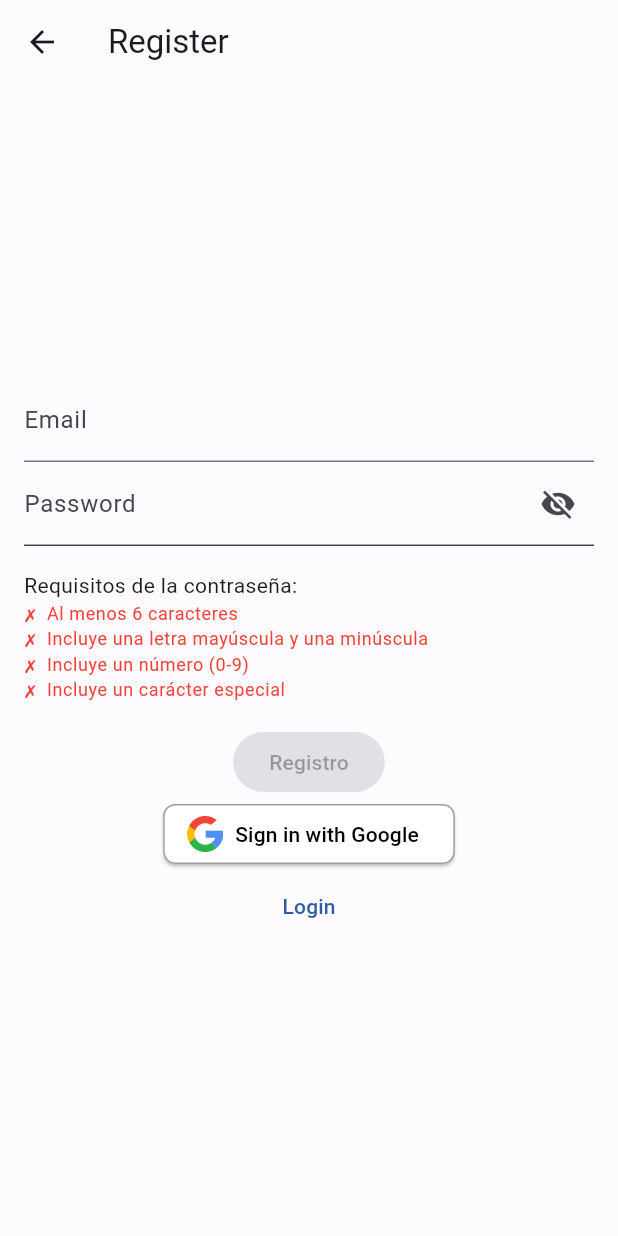
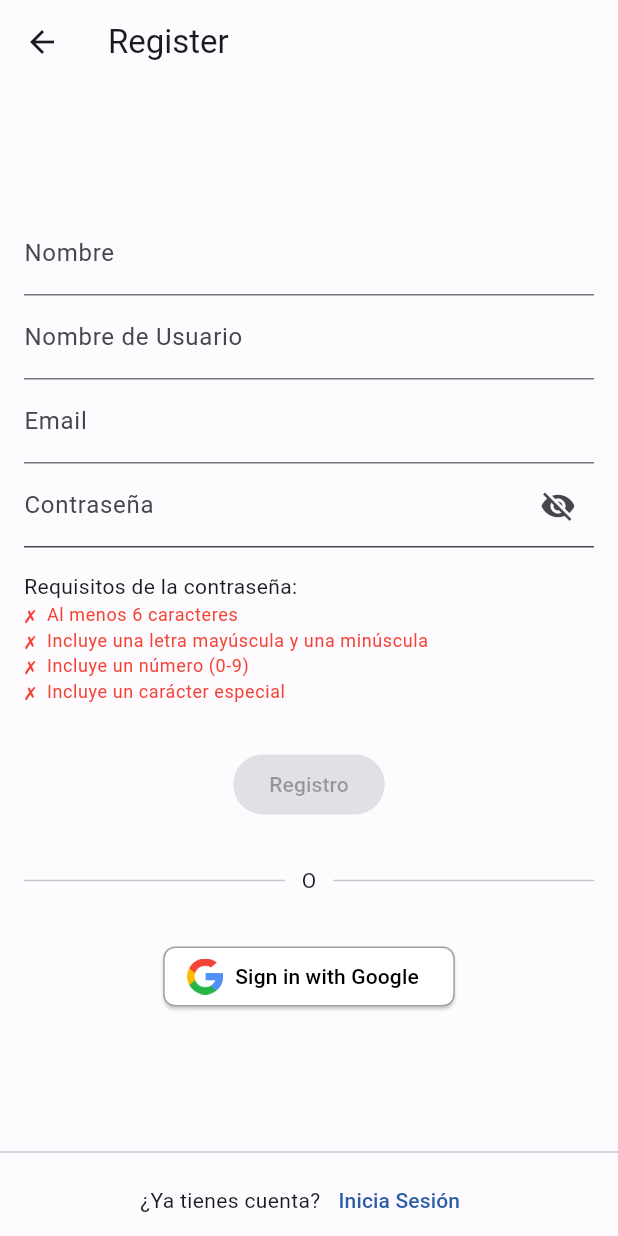
Before and after one commit to CrowdSnap/CrowdSnap-App, a Flutter app: the screen it shows after launch, after a tap on "Regístrate", on a phone screen of 412 x 824 dp. Run offline on Flutter 3.47's test engine with Material 3 defaults, Android fonts, the phone set to English and light mode, and no system bars; our stand-ins replace firebase_auth, firebase_core, flutter_riverpod, go_router, google_sign_in, riverpod_annotation; accounts and stored records are empty; generated files the repository leaves out were written again; network calls fail.

Commit message:
Correccion del uso del teclado en la pantalla de registro y de login. Añadido el input de nombre, username. Actualizado el layout del registro

```diff
--- a/lib/features/auth/presentation/notifier/form_notifier.dart
+++ b/lib/features/auth/presentation/notifier/form_notifier.dart
@@ -4,7 +4,7 @@ import 'package:riverpod_annotation/riverpod_annotation.dart';
 part 'form_notifier.g.dart';
 
 class FormState {
-  final String nombre;
+  final String name;
   final String email;
   final String password;
   final String userName;
@@ -12,7 +12,7 @@ class FormState {
   final bool isPasswordValid;
 
   FormState(
-      {this.nombre = '',
+      {this.name = '',
       this.email = '',
       this.password = '',
       this.userName = '',
@@ -20,7 +20,7 @@ class FormState {
       this.isPasswordValid = false});
 
   FormState copyWith({
-    String? nombre,
+    String? name,
     String? email,
     String? password,
     String? userName,
@@ -28,7 +28,7 @@ class FormState {
     bool? isPasswordValid,
   }) {
     return FormState(
-      nombre: nombre ?? this.nombre,
+      name: name ?? this.name,
       email: email ?? this.email,
       password: password ?? this.password,
       userName: userName ?? this.userName,
@@ -46,7 +46,7 @@ class FormNotifier extends _$FormNotifier {
   }
 
   void updateNombre(String nombre) {
-    state = state.copyWith(nombre: nombre);
+    state = state.copyWith(name: nombre);
   }
 
   void updateEmail(String email) {
--- a/lib/features/auth/presentation/views/login_view.dart
+++ b/lib/features/auth/presentation/views/login_view.dart
@@ -21,16 +21,22 @@ class LoginView extends ConsumerWidget {
     final router = ref.watch(appRouterProvider);
 
     return Scaffold(
-      resizeToAvoidBottomInset: false,
       appBar: AppBar(
         title: const Text('Login'),
       ),
-      body: Padding(
-        padding: const EdgeInsets.all(16.0),
+      body: SafeArea(
         child: Column(
           children: [
             Expanded(
               child: Center(
+                child: SingleChildScrollView(
+                  physics: const ClampingScrollPhysics(),
+                  child: Column(
+                    mainAxisAlignment: MainAxisAlignment.center,
+                    children: [
+                      const SizedBox(height: 16),
+                      Padding(
+                        padding: const EdgeInsets.all(16.0),
                         child: Column(
                           mainAxisAlignment: MainAxisAlignment.center,
                           children: [
@@ -39,16 +45,19 @@ class LoginView extends ConsumerWidget {
                               decoration: const InputDecoration(
                                 labelText: email,
                               ),
-                      onChanged: (value) => formState.updateEmail(value),
+                              onChanged: (value) =>
+                                  formState.updateEmail(value),
+                              keyboardType: TextInputType.emailAddress,
                             ),
-                    const PasswordInput(showPasswordRequirements: false),
-                    const SizedBox(height: 16),
+                            const PasswordInput(
+                                showPasswordRequirements: false),
+                            const SizedBox(height: 30),
                             ElevatedButton(
                               onPressed: formValues.isPasswordValid &&
                                       formValues.email.isNotEmpty
                                   ? () {
-                              authNotifier.signIn(
-                                  formValues.email, formValues.password);
+                                      authNotifier.signIn(formValues.email,
+                                          formValues.password);
                                     }
                                   : null,
                               style: ElevatedButton.styleFrom(
@@ -69,48 +78,41 @@ class LoginView extends ConsumerWidget {
                               ),
                               child: const Text('Login'),
                             ),
-                    const SizedBox(height: 22),
+                            const SizedBox(height: 30),
+                            const Row(
+                              mainAxisAlignment: MainAxisAlignment.center,
+                              children: [
+                                Expanded(child: Divider()),
+                                Text('   O   ',
+                                    style: TextStyle(fontSize: 14)),
+                                Expanded(child: Divider()),
+                              ],
+                            ),
+                            const SizedBox(height: 30),
                             GoogleSignInButton(onPressed: () {
                               // Call signInWithGoogle method
                               authNotifier.signInWithGoogle();
                             }),
-                    const SizedBox(height: 40),
-                    const Row(
-                      mainAxisAlignment: MainAxisAlignment.center,
-                      children: [
-                        Expanded(child: Divider()),
-                        Text('   O   ', style: TextStyle(fontSize: 14)),
-                        Expanded(child: Divider()),
                           ],
                         ),
-                    const SizedBox(height: 20),
-                    TextButton(
-                      onPressed: () {
-                        router.push('/forgot-password');
-                      },
-                      child: const Text('¿Has olvidado tu contraseña?'),
                       ),
                     ],
                   ),
                 ),
               ),
-            Column(
-              children: [
+            ),
             const Divider(),
             Row(
               mainAxisAlignment: MainAxisAlignment.center,
               children: [
-                    const Text('No tienes cuenta?'),
+                const Text('¿No tienes cuenta?'),
                 TextButton(
                     onPressed: () {
                       router.push('/register');
                     },
-                      child: const Text('Regístrate'),
-                    ),
+                    child: const Text('Regístrate'))
               ],
-                ),
-              ],
-            ),
+            )
           ],
         ),
       ),
--- a/lib/features/auth/presentation/views/register_view.dart
+++ b/lib/features/auth/presentation/views/register_view.dart
@@ -1,10 +1,10 @@
+import 'package:crowd_snap/app/router/app_router.dart';
 import 'package:crowd_snap/features/auth/presentation/notifier/form_notifier.dart';
 import 'package:crowd_snap/features/auth/presentation/widgets/google_sign_in_button.dart';
 import 'package:crowd_snap/features/auth/presentation/widgets/password_input.dart';
 import 'package:crowd_snap/global/constants.dart';
 import 'package:flutter/material.dart';
 import 'package:flutter_riverpod/flutter_riverpod.dart';
-import 'package:go_router/go_router.dart';
 import 'package:crowd_snap/features/auth/presentation/notifier/auth_notifier.dart';
 import 'package:logging/logging.dart';
 
@@ -18,57 +18,117 @@ class RegisterView extends ConsumerWidget {
     final authNotifier = ref.watch(authNotifierProvider.notifier);
     final formState = ref.watch(formNotifierProvider.notifier);
     final formValues = ref.watch(formNotifierProvider);
+    final router = ref.watch(appRouterProvider);
 
     return Scaffold(
-      resizeToAvoidBottomInset: false,
       appBar: AppBar(
         title: const Text('Register'),
       ),
-      body: Padding(
+      body: SafeArea(
+        child: Column(
+          children: [
+            Expanded(
+              child: Center(
+                child: SingleChildScrollView(
+                  physics: const ClampingScrollPhysics(),
+                  child: Column(
+                    mainAxisAlignment: MainAxisAlignment.center,
+                    children: [
+                      Padding(
                         padding: const EdgeInsets.all(16.0),
                         child: Column(
                           mainAxisAlignment: MainAxisAlignment.center,
                           children: [
                             TextFormField(
+                              initialValue: formValues.name,
+                              decoration: const InputDecoration(
+                                labelText: name,
+                              ),
+                              onChanged: (value) =>
+                                  formState.updateNombre(value),
+                              keyboardType: TextInputType.name,
+                            ),
+                            TextFormField(
+                              initialValue: formValues.name,
+                              decoration: const InputDecoration(
+                                labelText: userName,
+                              ),
+                              onChanged: (value) =>
+                                  formState.updateNombre(value),
+                              keyboardType: TextInputType.name,
+                            ),
+                            TextFormField(
                               initialValue: formValues.email,
                               decoration: const InputDecoration(
                                 labelText: email,
                               ),
-              onChanged: (value) => formState.updateEmail(value),
+                              onChanged: (value) =>
+                                  formState.updateEmail(value),
                               keyboardType: TextInputType.emailAddress,
                             ),
                             const PasswordInput(),
-            const SizedBox(height: 16),
+                            const SizedBox(height: 30),
                             ElevatedButton(
-              onPressed:
-                  formValues.isPasswordValid && formValues.email.isNotEmpty
+                              onPressed: formValues.isPasswordValid &&
+                                      formValues.email.isNotEmpty
                                   ? () {
-                          authNotifier.signUp(
-                              formValues.email, formValues.password);
+                                      authNotifier.signUp(formValues.email,
+                                          formValues.password);
                                     }
                                   : null,
                               style: ElevatedButton.styleFrom(
                                 backgroundColor: formValues.isPasswordValid &&
                                         formValues.email.isNotEmpty
                                     ? Theme.of(context).colorScheme.surface
-                    : Theme.of(context).colorScheme.onSurface.withOpacity(0.12),
+                                    : Theme.of(context)
+                                        .colorScheme
+                                        .onSurface
+                                        .withOpacity(0.12),
                                 foregroundColor: formValues.isPasswordValid &&
                                         formValues.email.isNotEmpty
                                     ? Theme.of(context).colorScheme.primary
-                    : Theme.of(context).colorScheme.onSurface.withOpacity(0.38),
+                                    : Theme.of(context)
+                                        .colorScheme
+                                        .onSurface
+                                        .withOpacity(0.38),
                               ),
                               child: const Text('Registro'),
                             ),
+                            const SizedBox(height: 30),
+                            const Row(
+                              mainAxisAlignment: MainAxisAlignment.center,
+                              children: [
+                                Expanded(child: Divider()),
+                                Text('   O   ',
+                                    style: TextStyle(fontSize: 14)),
+                                Expanded(child: Divider()),
+                              ],
+                            ),
+                            const SizedBox(height: 30),
                             GoogleSignInButton(onPressed: () {
                               // Call signInWithGoogle method
                               authNotifier.signInWithGoogle();
                             }),
+                          ],
+                        ),
+                      ),
+                    ],
+                  ),
+                ),
+              ),
+            ),
+            const Divider(),
+            Row(
+              mainAxisAlignment: MainAxisAlignment.center,
+              children: [
+                const Text('¿Ya tienes cuenta?'),
                 TextButton(
                     onPressed: () {
-                context.go('/login');
+                      router.go('/login');
                     },
-              child: const Text('Login'),
-            ),
+                    child: const Text('Inicia Sesión'))
+              ],
+            )
           ],
         ),
       ),
--- a/lib/global/constants.dart
+++ b/lib/global/constants.dart
@@ -1,3 +1,5 @@
 // Formulario de registro
+const String name = 'Nombre';
+const String userName = 'Nombre de Usuario';
 const String email = 'Email';
-const String password = 'Password';
+const String password = 'Contraseña';
```
Lines whose indentation alone changed are shown as unchanged.
